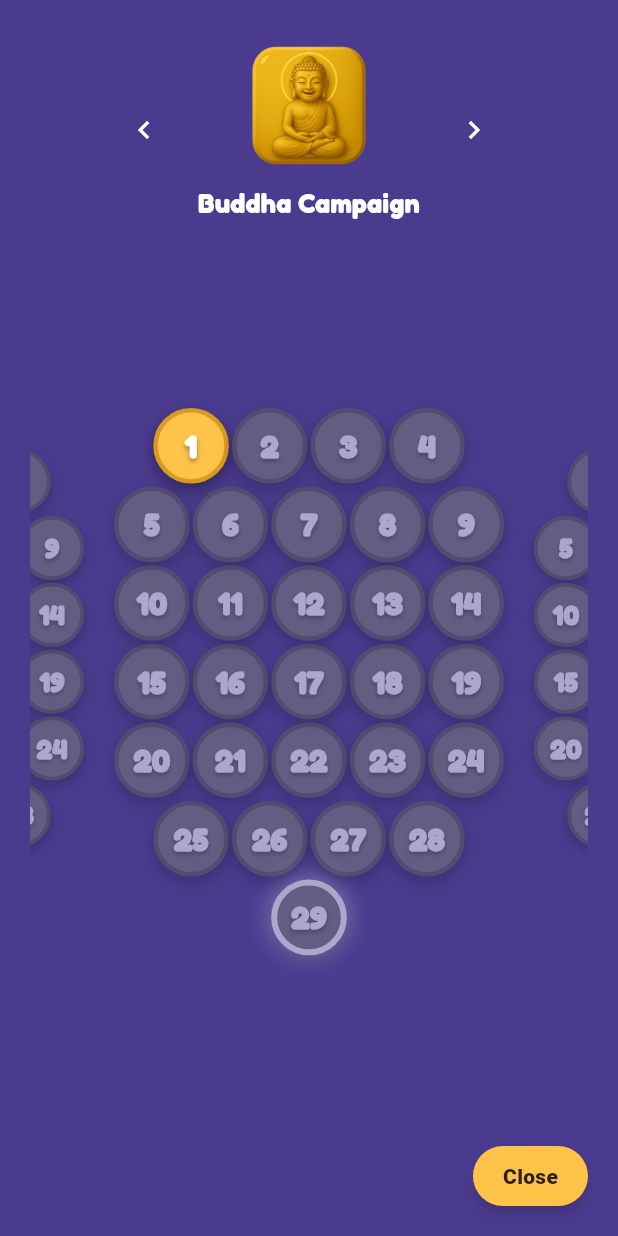
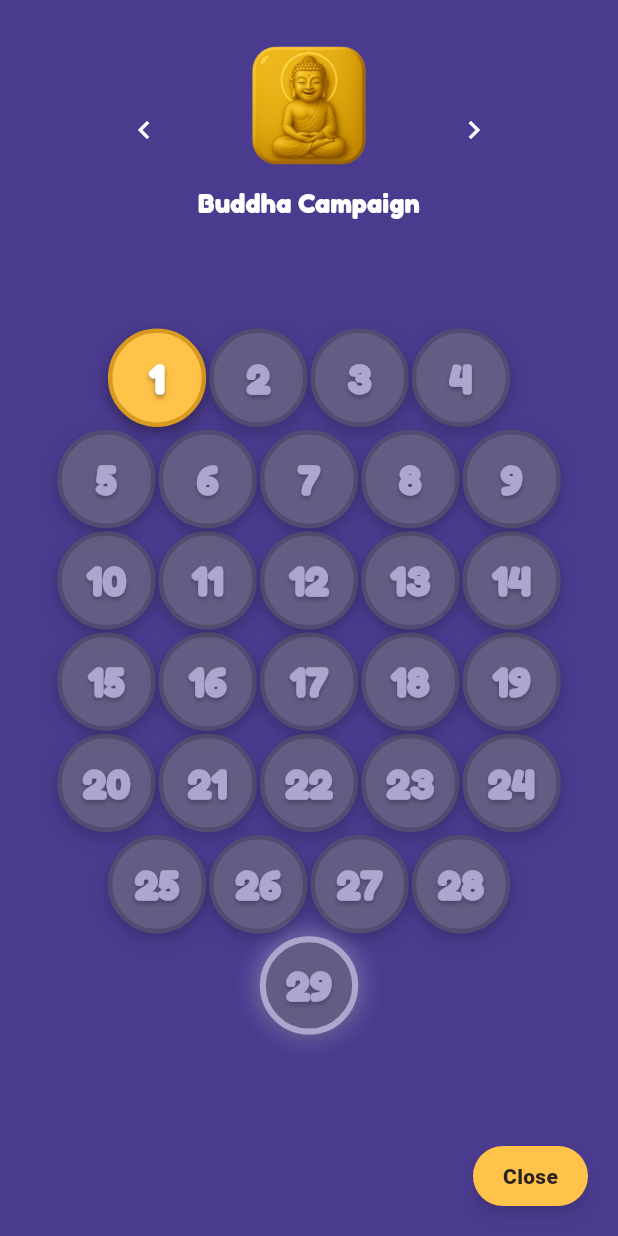
Before and after one commit to yvolokitin/dual_clash, a Flutter app: the screen it shows after launch, after a tap on "Camp.", on a phone screen of 412 x 824 dp. Run offline on Flutter 3.47's test engine with Material 3 defaults, Android fonts, the phone set to English and light mode, and no system bars; our stand-ins replace flutter_svg, google_mobile_ads, in_app_purchase, shared_preferences; missing offline and left inert: dart:html, window_manager.

Commit message:
Show only current campaign levels

```diff
--- a/lib/ui/pages/campaign_page.dart
+++ b/lib/ui/pages/campaign_page.dart
@@ -30,7 +30,7 @@ class _CampaignPageState extends State<CampaignPage> {
   void initState() {
     super.initState();
     _pageController =
-        PageController(viewportFraction: 0.7, initialPage: _currentIndex);
+        PageController(viewportFraction: 1.0, initialPage: _currentIndex);
   }
 
   @override
@@ -738,15 +738,15 @@ class _CampaignRouteGrid extends StatelessWidget {
               children: [
                 Icon(
                   Icons.lock,
-                  color: Colors.white.withOpacity(0.85),
-                  size: adjustedNodeSize * 1.4,
+                  color: AppColors.brandGold,
+                  size: adjustedNodeSize * 2,
                 ),
                 const SizedBox(height: 8),
                 Text(
                   comingSoonLabel,
                   style: const TextStyle(
-                    color: Colors.white70,
-                    fontSize: 16,
+                    color: AppColors.brandGold,
+                    fontSize: 20.8,
                     fontWeight: FontWeight.w700,
                     letterSpacing: 0.4,
                   ),
```
